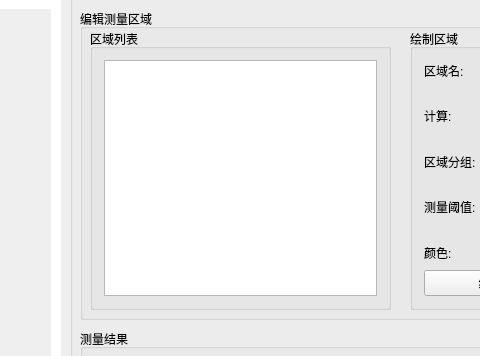
The window that mainwindow.ui (kof98765/scanControl) describes before a commit, drawn with Qt 5; both pictures show x 460 to 940 and y 107 to 463 of the 1071 by 693 pixel window.
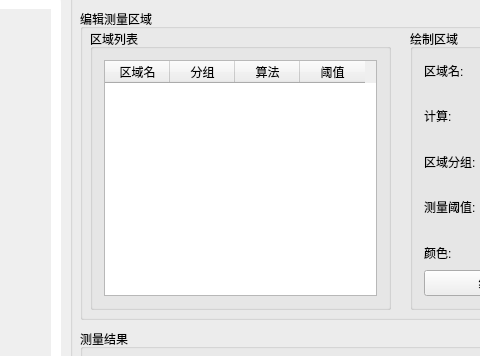
The same window after the commit. Icons and pictures are not drawn.

The edit to the form file:
```diff
--- a/mainwindow.ui
+++ b/mainwindow.ui
@@ -427,7 +427,34 @@
       </property>
       <layout class="QGridLayout" name="gridLayout_2">
        <item row="0" column="0">
-        <widget class="QListWidget" name="roiList"/>
+        <widget class="QTableWidget" name="roiList">
+         <property name="selectionBehavior">
+          <enum>QAbstractItemView::SelectRows</enum>
+         </property>
+         <attribute name="horizontalHeaderDefaultSectionSize">
+          <number>65</number>
+         </attribute>
+         <column>
+          <property name="text">
+           <string>区域名</string>
+          </property>
+         </column>
+         <column>
+          <property name="text">
+           <string>分组</string>
+          </property>
+         </column>
+         <column>
+          <property name="text">
+           <string>算法</string>
+          </property>
+         </column>
+         <column>
+          <property name="text">
+           <string>阈值</string>
+          </property>
+         </column>
+        </widget>
        </item>
       </layout>
      </widget>
```
Left out of the diff: 3 changed lines with no effect on the pictures.
